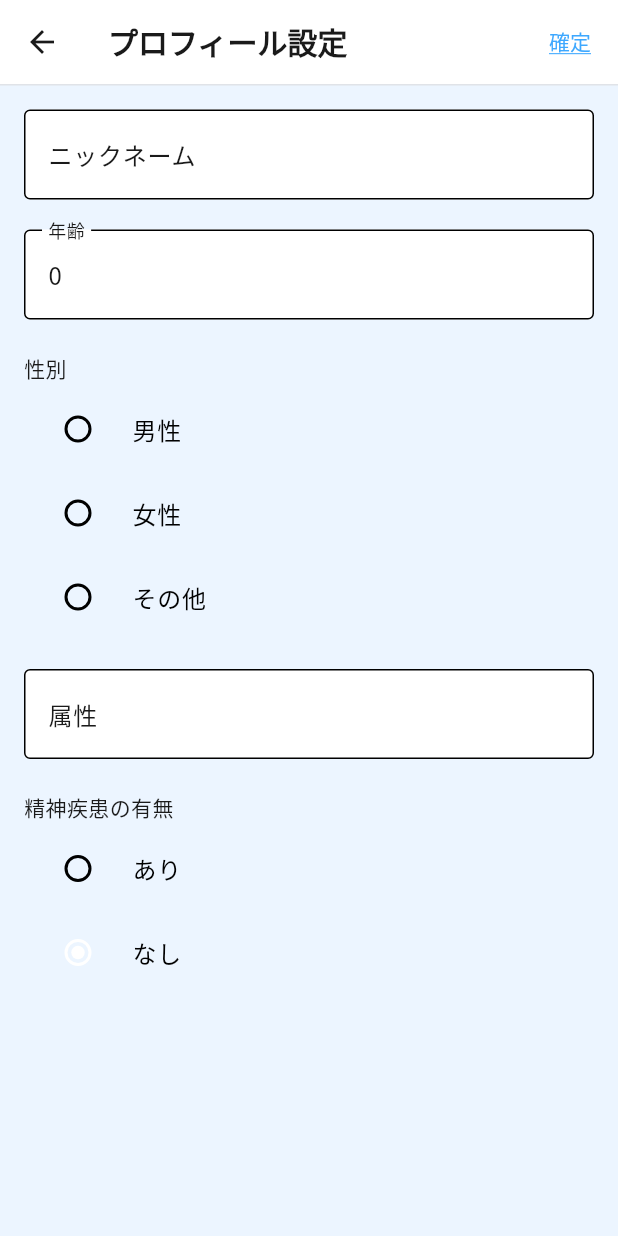
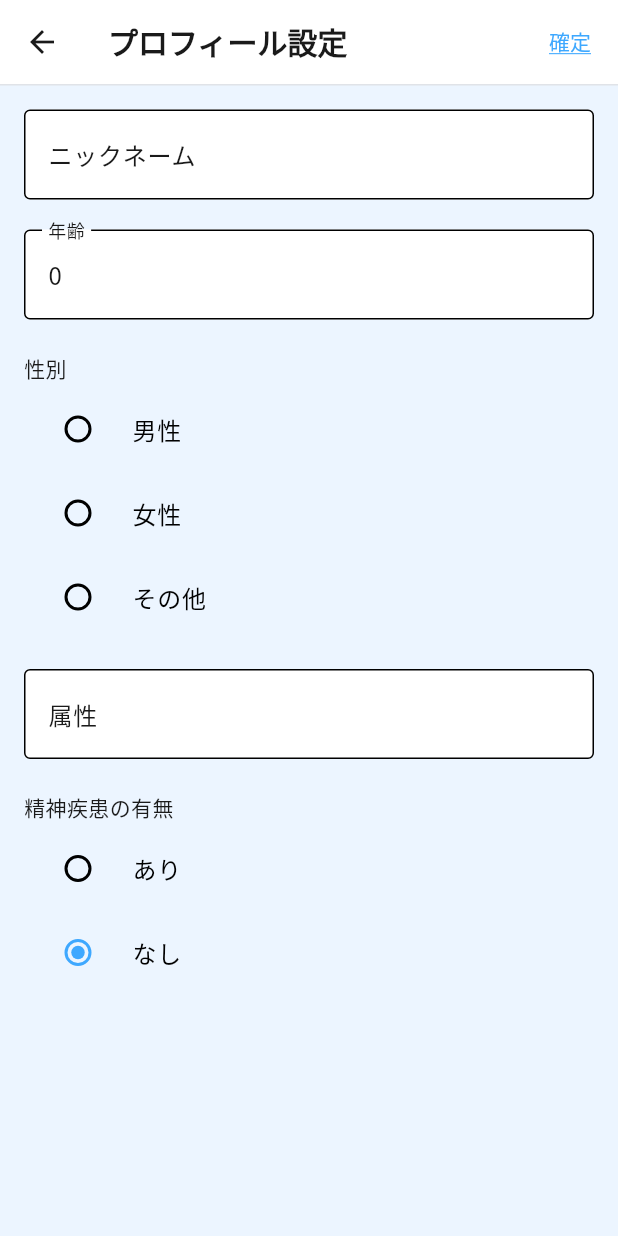
Before and after one commit to 1noseA/anshin_step, a Flutter app: the Profile screen opened by its route, on a phone screen of 412 x 824 dp. Run offline on Flutter 3.47's test engine with Material 3 defaults, Android fonts, the phone set to English and light mode, and no system bars; our stand-ins replace cloud_firestore, firebase_auth, firebase_core, flutter_dotenv, flutter_riverpod, freezed_annotation and 1 more; accounts and stored records are empty.

Commit message:
ラジオボタン、チェックボックスの色を修正

```diff
--- a/lib/pages/profile.dart
+++ b/lib/pages/profile.dart
@@ -188,6 +188,8 @@ class Profile extends ConsumerWidget {
                           onChanged: (value) => ref
                               .read(profileProvider.notifier)
                               .updateGender(value),
+                          activeColor: Color(0xFF3EA8FF),
+                          selectedTileColor: Color(0xFFEAF6FF),
                         ),
                         RadioListTile<String>(
                           title: const Text('女性'),
@@ -196,6 +198,8 @@ class Profile extends ConsumerWidget {
                           onChanged: (value) => ref
                               .read(profileProvider.notifier)
                               .updateGender(value),
+                          activeColor: Color(0xFF3EA8FF),
+                          selectedTileColor: Color(0xFFEAF6FF),
                         ),
                         RadioListTile<String>(
                           title: const Text('その他'),
@@ -204,6 +208,8 @@ class Profile extends ConsumerWidget {
                           onChanged: (value) => ref
                               .read(profileProvider.notifier)
                               .updateGender(value),
+                          activeColor: Color(0xFF3EA8FF),
+                          selectedTileColor: Color(0xFFEAF6FF),
                         ),
                       ],
                     ),
@@ -229,6 +235,8 @@ class Profile extends ConsumerWidget {
                           onChanged: (value) => ref
                               .read(profileProvider.notifier)
                               .updateMentalIllness(value),
+                          activeColor: Color(0xFF3EA8FF),
+                          selectedTileColor: Color(0xFFEAF6FF),
                         ),
                         RadioListTile<bool>(
                           title: const Text('なし'),
@@ -237,6 +245,8 @@ class Profile extends ConsumerWidget {
                           onChanged: (value) => ref
                               .read(profileProvider.notifier)
                               .updateMentalIllness(value),
+                          activeColor: Color(0xFF3EA8FF),
+                          selectedTileColor: Color(0xFFEAF6FF),
                         ),
                         if (state.hasMentalIllness == true) ...[
                           const SizedBox(height: 16),
@@ -268,6 +278,13 @@ class Profile extends ConsumerWidget {
                                       .read(profileProvider.notifier)
                                       .updateMentalIllnesses(newList);
                                 },
+                                activeColor: Color(0xFF3EA8FF),
+                                checkColor: Colors.white,
+                                tileColor: (state.mentalIllnesses
+                                            ?.contains(diagnosis) ??
+                                        false)
+                                    ? Color(0xFFEAF6FF)
+                                    : null,
                               )),
                         ],
                       ],
```
